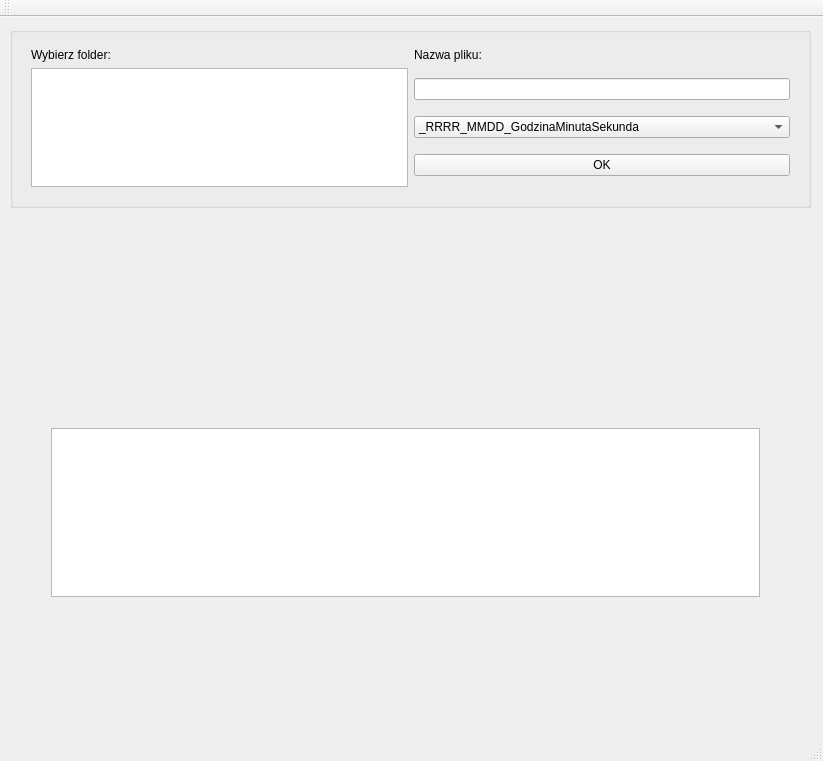
gorecrob/fotosywqt, file Fotosy/mainwindow.ui: the form before one commit.
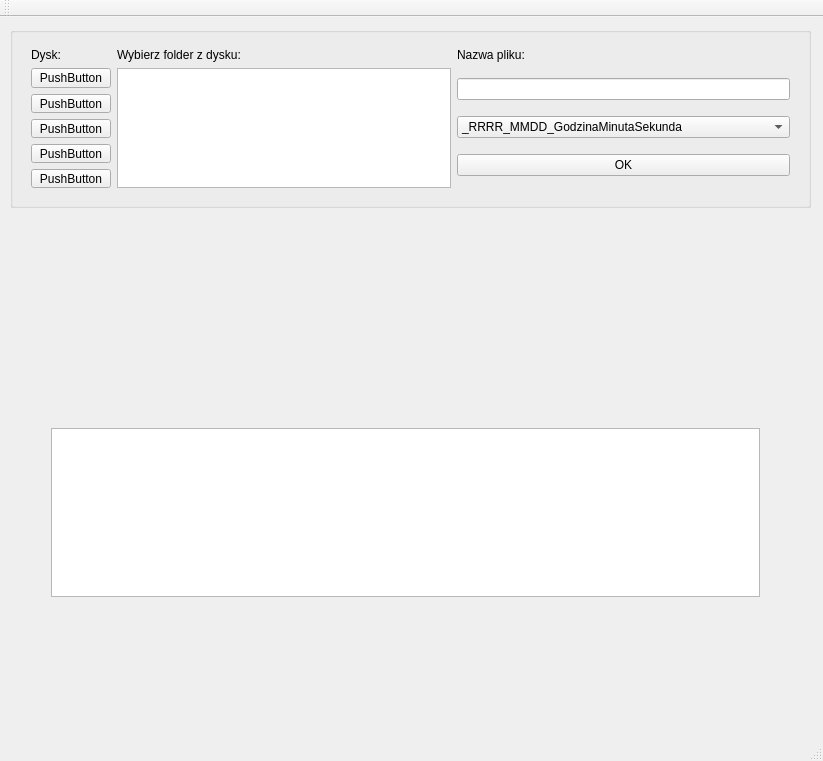
The form after the commit.

What changed in the file:
```diff
--- a/Fotosy/mainwindow.ui
+++ b/Fotosy/mainwindow.ui
@@ -50,11 +50,11 @@
        <x>10</x>
        <y>10</y>
        <width>781</width>
-       <height>161</height>
+       <height>162</height>
       </rect>
      </property>
      <layout class="QGridLayout" name="gridLayout">
-      <item row="1" column="0">
+      <item row="1" column="1">
        <widget class="QTreeView" name="treeView">
         <property name="verticalScrollBarPolicy">
          <enum>Qt::ScrollBarAsNeeded</enum>
@@ -79,7 +79,7 @@
         </attribute>
        </widget>
       </item>
-      <item row="1" column="1">
+      <item row="1" column="2">
        <layout class="QVBoxLayout" name="verticalLayout">
         <item>
          <widget class="QLineEdit" name="lineEdit"/>
@@ -107,20 +107,66 @@
         </item>
        </layout>
       </item>
-      <item row="0" column="0">
-       <widget class="QLabel" name="label">
-        <property name="text">
-         <string>Wybierz folder:</string>
-        </property>
-       </widget>
-      </item>
       <item row="0" column="1">
+       <widget class="QLabel" name="label">
+        <property name="text">
+         <string>Wybierz folder z dysku: </string>
+        </property>
+       </widget>
+      </item>
+      <item row="0" column="2">
        <widget class="QLabel" name="label_2">
         <property name="text">
          <string>Nazwa pliku:</string>
         </property>
        </widget>
       </item>
+      <item row="0" column="0">
+       <widget class="QLabel" name="label_3">
+        <property name="text">
+         <string>Dysk:</string>
+        </property>
+       </widget>
+      </item>
+      <item row="1" column="0">
+       <layout class="QVBoxLayout" name="verticalLayout_2">
+        <item>
+         <widget class="QPushButton" name="pushButton_3">
+          <property name="text">
+           <string>PushButton</string>
+          </property>
+         </widget>
+        </item>
+        <item>
+         <widget class="QPushButton" name="pushButton_5">
+          <property name="text">
+           <string>PushButton</string>
+          </property>
+         </widget>
+        </item>
+        <item>
+         <widget class="QPushButton" name="pushButton_6">
+          <property name="text">
+           <string>PushButton</string>
+          </property>
+         </widget>
+        </item>
+        <item>
+         <widget class="QPushButton" name="pushButton_4">
+          <property name="text">
+           <string>PushButton</string>
+          </property>
+         </widget>
+        </item>
+        <item>
+         <widget class="QPushButton" name="pushButton_2">
+          <property name="text">
+           <string>PushButton</string>
+          </property>
+         </widget>
+        </item>
+       </layout>
+      </item>
      </layout>
     </widget>
    </widget>
```
Left out of the diff: 5 changed lines with no effect on the pictures.
